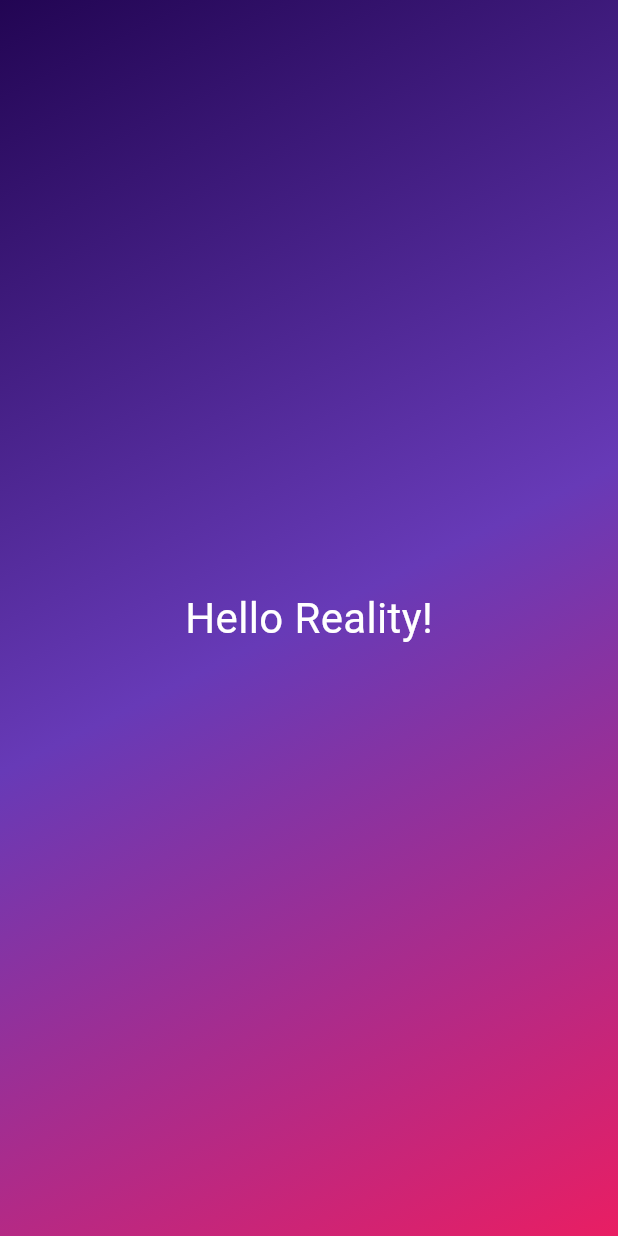
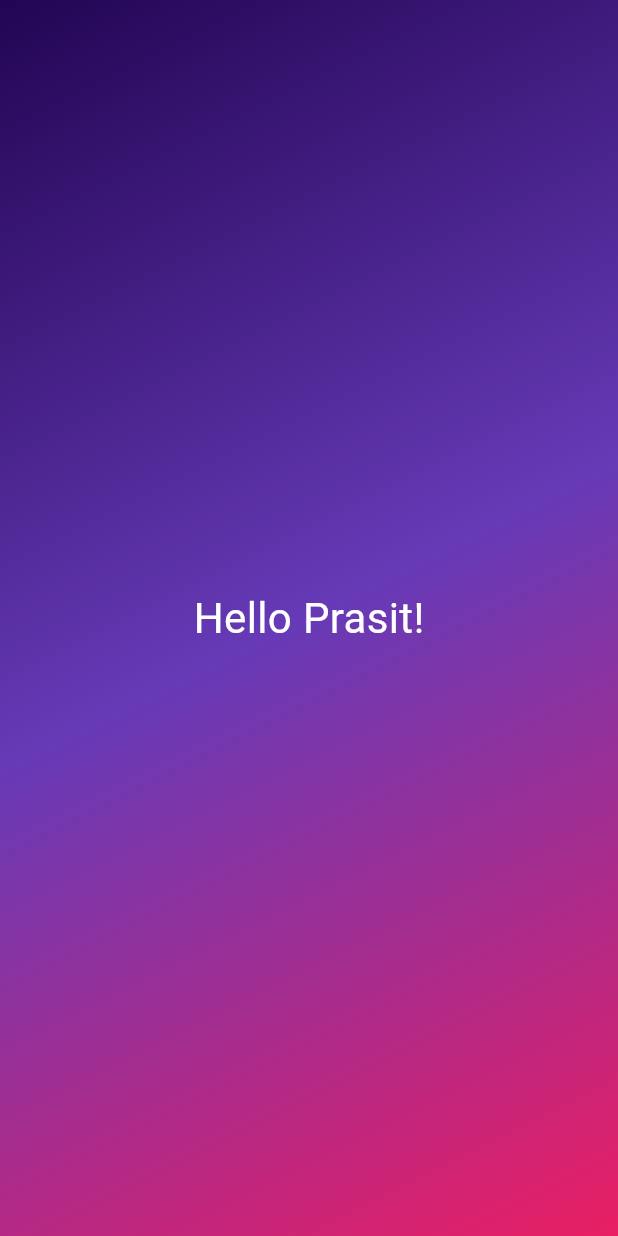
Before and after one commit to p-poudel/basics, a Flutter app: the screen it shows after launch, on a phone screen of 412 x 824 dp. Run offline on Flutter 3.47's test engine with Material 3 defaults, Android fonts, the phone set to English and light mode, and no system bars.

```diff
--- a/lib/gradient_container.dart
+++ b/lib/gradient_container.dart
@@ -20,7 +20,7 @@ class GradientContainer extends StatelessWidget {
         ),
       ),
       child: const Center(
-        child: StyledText('Hello Reality!'),
+        child: StyledText('Hello Prasit!'),
       ),
     );
   }
```
Also changed, not shown: pubspec.yaml (+7 -3 lines).
